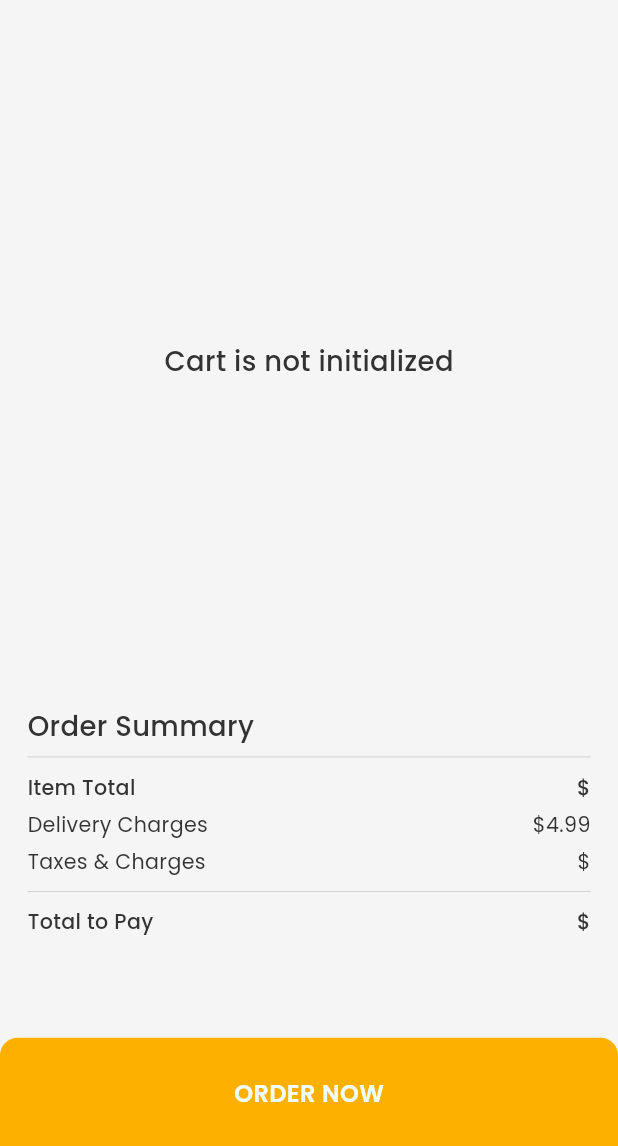
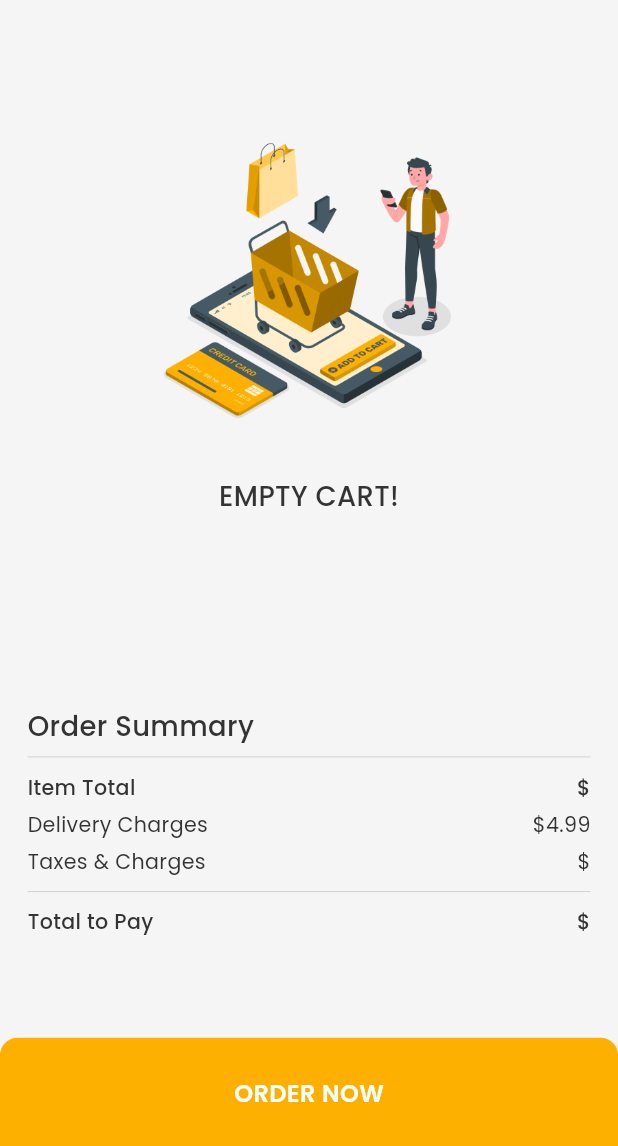
Before and after one commit to afluxmhd/rec-ecommerce, a Flutter app: the CartPage screen opened directly, after a tap on "ORDER NOW", on a phone screen of 412 x 824 dp, the part 90-1236 px from its top. Run offline on Flutter 3.47's test engine with Material 3 defaults, Android fonts, the phone set to English and light mode, and no system bars; our stand-ins replace cloud_firestore, firebase_core, flutter_riverpod, flutter_screenutil, flutter_svg, fpdart and 1 more; accounts and stored records are empty.

```diff
--- a/mobile/lib/core/constants/firebase_constants.dart
+++ b/mobile/lib/core/constants/firebase_constants.dart
@@ -1,4 +1,5 @@
 class FirebaseConstants {
   static const products = 'products';
   static const carts = 'carts';
+  static const orders = 'orders';
 }
--- a/mobile/lib/features/cart/pages/cart_page.dart
+++ b/mobile/lib/features/cart/pages/cart_page.dart
@@ -5,6 +5,7 @@ import 'package:rec_ecommerce/core/design/components/app_text.dart';
 import 'package:rec_ecommerce/core/design/components/icon_button.dart';
 import 'package:rec_ecommerce/core/design/shared/app_colors.dart';
 import 'package:rec_ecommerce/features/cart/controller/cart_controller.dart';
+import 'package:rec_ecommerce/features/order/controller/order_controller.dart';
 import 'package:rec_ecommerce/models/cart.dart';
 import 'package:rec_ecommerce/widgets/cart_list_card_widget.dart';
 
@@ -24,9 +25,14 @@ class _CartPageState extends ConsumerState<CartPage> {
     setState(() {});
   }
 
+  void fetchCart() {
+    ref.read(cartControllerProvider.notifier).fetchExistingCart(context);
+  }
+
   @override
   void initState() {
     getCartID();
+    fetchCart();
     super.initState();
   }
 
@@ -91,7 +97,7 @@ class _CartPageState extends ConsumerState<CartPage> {
             ),
             bottomNavigationBar: GestureDetector(
               onTap: () {
-                // print("object");
+                ref.read(orderControllerProvider.notifier).orderCartProducts(context: context);
               },
               child: Container(
                 height: 56.h,
@@ -108,10 +114,36 @@ class _CartPageState extends ConsumerState<CartPage> {
   Widget _buildCartWidget(Cart? data) {
     cart = data;
     if (data == null) {
-      return Center(child: AppText.bodyOneMedium("Cart is not initialized"));
+      return Column(
+        crossAxisAlignment: CrossAxisAlignment.center,
+        children: [
+          SizedBox(height: 30.h),
+          Image.asset(
+            "assets/images/add_to_cart.png",
+            height: 200.h,
+            width: 200.w,
+          ),
+          Center(
+            child: AppText.bodyOneMedium("EMPTY CART!"),
+          ),
+        ],
+      );
     }
     if (data.cartProducts.isEmpty) {
-      return Center(child: AppText.bodyOneMedium("EMPTY CART!"));
+      return Column(
+        crossAxisAlignment: CrossAxisAlignment.center,
+        children: [
+          SizedBox(height: 30.h),
+          Image.asset(
+            "assets/images/add_to_cart.png",
+            height: 200.h,
+            width: 200.w,
+          ),
+          Center(
+            child: AppText.bodyOneMedium("EMPTY CART!"),
+          ),
+        ],
+      );
     }
     return ListView.builder(
       itemBuilder: (ctx, index) => CartListCardWidget(
--- /dev/null
+++ b/mobile/lib/features/order/controller/order_controller.dart
@@ -0,0 +1,71 @@
+import 'package:flutter/material.dart';
+import 'package:flutter_riverpod/flutter_riverpod.dart';
+import 'package:rec_ecommerce/features/cart/controller/cart_controller.dart';
+import 'package:rec_ecommerce/features/order/repository/order_repo.dart';
+import 'package:rec_ecommerce/features/products/controller/products_controller.dart';
+import 'package:rec_ecommerce/models/order.dart';
+import 'package:rec_ecommerce/models/product.dart';
+
+final orderControllerProvider = StateNotifierProvider<OrderController, bool>((ref) {
+  final orderRepo = ref.watch(ordersRepositoryProvider);
+  return OrderController(ref: ref, orderRepo: orderRepo);
+});
+
+class OrderController extends StateNotifier<bool> {
+  final OrderRepo _orderRepo;
+  final Ref _ref;
+
+  OrderController({required OrderRepo orderRepo, required Ref ref})
+      : _orderRepo = orderRepo,
+        _ref = ref,
+        super(false);
+
+  Future<void> orderCartProducts({required BuildContext context}) async {
+    var cart = _ref.read(cartProvider);
+    var cartId = cart!.id;
+    List<PorductsByCategory> items = [];
+
+    // Group cart products by category
+    Map<String, List<String>> categoryMap = {};
+    for (var cartItem in cart.cartProducts) {
+      String category = cartItem.product.category;
+      if (!categoryMap.containsKey(category)) {
+        categoryMap[category] = [];
+      }
+      categoryMap[category]!.add(cartItem.product.title);
+    }
+
+    categoryMap.forEach((category, products) {
+      items.add(PorductsByCategory(category: category, items: products));
+    });
+
+    // Create order with grouped items
+    Order order = Order(
+      orderId: DateTime.now().millisecondsSinceEpoch.toString(),
+      userId: "DEMO",
+      allItems: items,
+    );
+
+    await _orderRepo.addOrder(order);
+    await _ref.read(cartControllerProvider.notifier).removeCartID();
+    _ref.read(cartProvider.notifier).update((state) => null);
+    await _ref.read(cartControllerProvider.notifier).deleteCart(cartId).then((value) {
+      Navigator.pop(context);
+    });
+  }
+
+  Future<List<Product>> getRecentOrders() async {
+    state = true;
+    List<Product> products = [];
+    var orders = await _orderRepo.getOrders("DEMO").first;
+
+    for (var category in orders!.allItems) {
+      for (var title in category.items) {
+        Product product = await _ref.read(productsControllerProvider.notifier).getProductByName(title);
+        products.add(product);
+      }
+    }
+    state = false;
+    return products;
+  }
+}
--- a/mobile/lib/features/products/controller/products_controller.dart
+++ b/mobile/lib/features/products/controller/products_controller.dart
@@ -38,7 +38,9 @@ class ProductsController extends StateNotifier<bool> {
     return _productsRepo.getProductsByCategory(category);
   }
 
-  //get recent purchase product
+  Future<Product> getProductByName(String name) async {
+    return await _productsRepo.getProductByName(name).first;
+  }
 
   void getFrequentlyBoughtProducts(String category) {
     //
--- a/mobile/lib/features/products/pages/product_view_page.dart
+++ b/mobile/lib/features/products/pages/product_view_page.dart
@@ -71,6 +71,9 @@ class _ProductViewPageState extends ConsumerState<ProductViewPage> {
           body: SingleChildScrollView(
             child: ref.watch(cartItemStreamProvider(widget.product.id)).when(
                 data: (item) {
+                  if (item == null) {
+                    print("NULL");
+                  }
                   isItemExist = item!.id != "NO CART";
                   cartItem = item;
                   return Column(
--- /dev/null
+++ b/mobile/lib/models/order.dart
@@ -0,0 +1,105 @@
+import 'package:collection/collection.dart';
+
+class Order {
+  final String orderId;
+  final String userId;
+  final List<PorductsByCategory> allItems;
+  Order({
+    required this.orderId,
+    required this.userId,
+    required this.allItems,
+  });
+
+  Order copyWith({
+    String? orderId,
+    String? userId,
+    List<PorductsByCategory>? allItems,
+  }) {
+    return Order(
+      orderId: orderId ?? this.orderId,
+      userId: userId ?? this.userId,
+      allItems: allItems ?? this.allItems,
+    );
+  }
+
+  Map<String, dynamic> toMap() {
+    return <String, dynamic>{
+      'orderId': orderId,
+      'userId': userId,
+      'allItems': allItems.map((x) => x.toMap()).toList(),
+    };
+  }
+
+  factory Order.fromMap(Map<String, dynamic> map) {
+    return Order(
+      orderId: map['orderId'] as String,
+      userId: map['userId'] as String,
+      allItems: (map['allItems'] as List<dynamic>)
+          .map<PorductsByCategory>(
+            (x) => PorductsByCategory.fromMap(x as Map<String, dynamic>),
+          )
+          .toList(),
+    );
+  }
+
+  @override
+  String toString() => 'Order(orderId: $orderId, userId: $userId ,allItems: $allItems)';
+
+  @override
+  bool operator ==(covariant Order other) {
+    if (identical(this, other)) return true;
+    final listEquals = const DeepCollectionEquality().equals;
+
+    return other.orderId == orderId && other.userId == userId && listEquals(other.allItems, allItems);
+  }
+
+  @override
+  int get hashCode => orderId.hashCode ^ orderId.hashCode ^ allItems.hashCode;
+}
+
+class PorductsByCategory {
+  final String category;
+  final List<String> items;
+  PorductsByCategory({
+    required this.category,
+    required this.items,
+  });
+
+  PorductsByCategory copyWith({
+    String? category,
+    List<String>? items,
+  }) {
+    return PorductsByCategory(
+      category: category ?? this.category,
+      items: items ?? this.items,
+    );
+  }
+
+  Map<String, dynamic> toMap() {
+    return <String, dynamic>{
+      'category': category,
+      'items': items,
+    };
+  }
+
+  factory PorductsByCategory.fromMap(Map<String, dynamic> map) {
+    return PorductsByCategory(
+      category: map['category'] as String,
+      items: List<String>.from((map['items'] as List<dynamic>)),
+    );
+  }
+
+  @override
+  String toString() => 'PorductsByCategory(category: $category, items: $items)';
+
+  @override
+  bool operator ==(covariant PorductsByCategory other) {
+    if (identical(this, other)) return true;
+    final listEquals = const DeepCollectionEquality().equals;
+
+    return other.category == category && listEquals(other.items, items);
+  }
+
+  @override
+  int get hashCode => category.hashCode ^ items.hashCode;
+}
--- a/mobile/pubspec.yaml
+++ b/mobile/pubspec.yaml
@@ -46,6 +46,7 @@ dependencies:
   flutter_riverpod: ^2.4.10
   fpdart: ^1.1.0
   uuid: ^4.3.3
+  collection: ^1.18.0
 
 
 dev_dependencies:
```
Also changed, not shown: mobile/lib/features/cart/controller/cart_controller.dart (+3 -5 lines), mobile/lib/features/cart/repo/cart_repo.dart (+10 -0 lines), mobile/lib/features/home/pages/home_page.dart (+6 -2 lines), mobile/lib/features/order/repository/order_repo.dart (added, +35 -0 lines), mobile/lib/features/products/repo/products_repo.dart (+8 -0 lines), mobile/assets/images/Add to Cart-amico.png (added), mobile/assets/images/add_to_cart.png (added), mobile/assets/images/shopping_cart.png (added), mobile/pubspec.lock, 1 other file.
